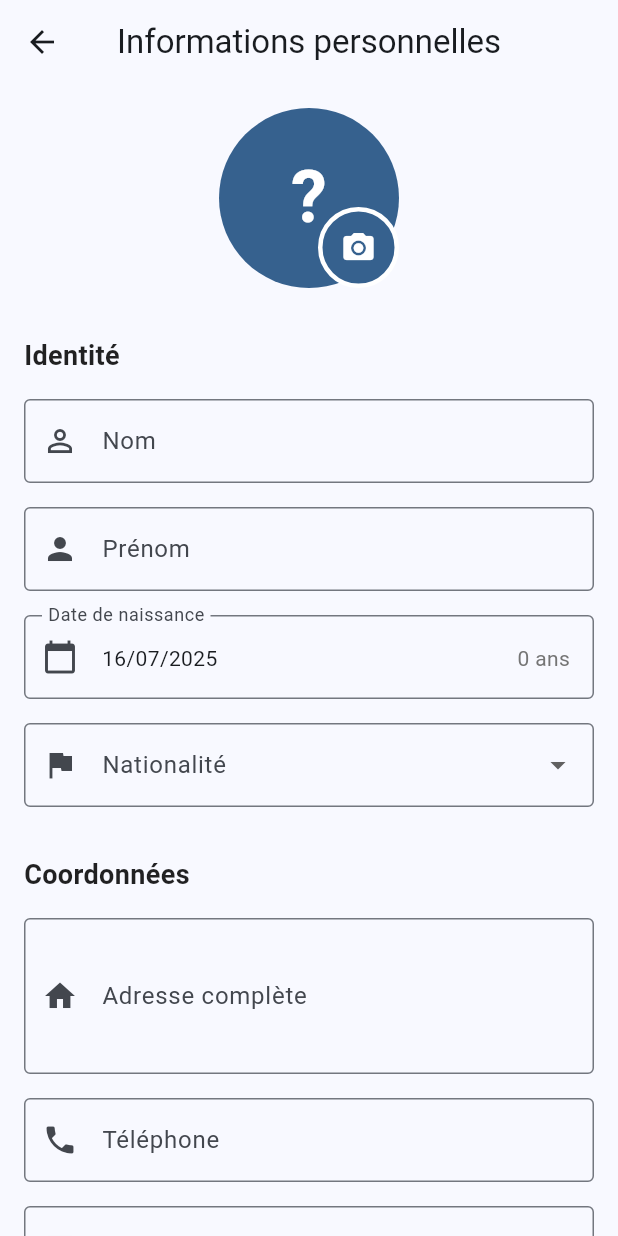
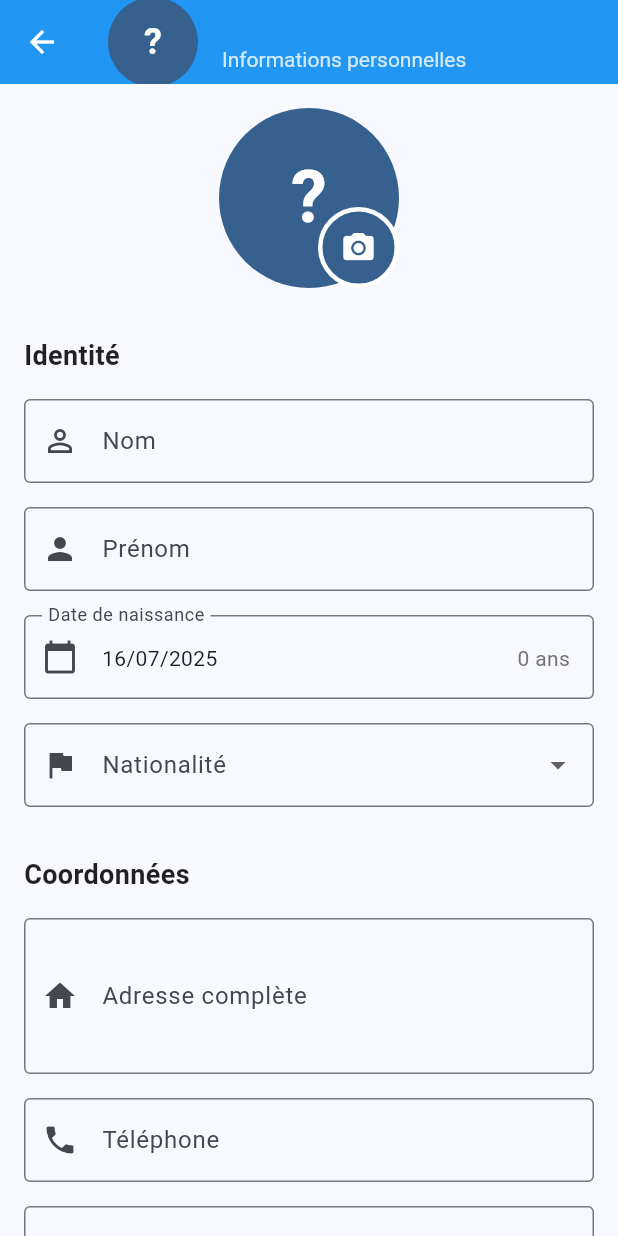
Before and after one commit to ShakaTry/job_cost, a Flutter app: the ProfileDetailScreen screen opened directly with empty values, after a tap on "Informations personnelles", on a phone screen of 412 x 824 dp. Run offline on Flutter 3.47's test engine with Material 3 defaults, Android fonts, the phone set to English and light mode, and no system bars; our stand-ins replace shared_preferences; accounts and stored records are empty.

Commit message:
style: Uniform AppBar design across all screens
- Apply consistent blue AppBar style to all screens
- Add profile avatar in AppBar for screens with selected profile
- Use backgroundColor: Colors.blue, foregroundColor: Colors.white
- Set elevation: 0 for flat design
- Keep centerTitle for profile selection screen

🤖 Generated with [Claude Code](https://claude.ai/code)

Co-Authored-By: Claude <noreply@anthropic.com>

```diff
--- a/lib/screens/personal_info_screen.dart
+++ b/lib/screens/personal_info_screen.dart
@@ -154,8 +154,40 @@ class _PersonalInfoScreenState extends State<PersonalInfoScreen> {
       },
       child: Scaffold(
       appBar: AppBar(
-        title: const Text(AppStrings.personalInfoTitle),
-        centerTitle: true,
+        backgroundColor: Colors.blue,
+        foregroundColor: Colors.white,
+        elevation: 0,
+        title: Row(
+          children: [
+            ProfileAvatar(
+              firstName: _modifiedProfile.firstName,
+              radius: AppConstants.smallAvatarRadius,
+              fontSize: AppConstants.smallAvatarFontSize,
+            ),
+            const SizedBox(width: AppConstants.defaultPadding),
+            Expanded(
+              child: Column(
+                crossAxisAlignment: CrossAxisAlignment.start,
+                children: [
+                  Text(
+                    _modifiedProfile.fullName,
+                    style: const TextStyle(
+                      fontSize: 18,
+                      fontWeight: FontWeight.bold,
+                    ),
+                  ),
+                  Text(
+                    AppStrings.personalInfoTitle,
+                    style: TextStyle(
+                      fontSize: 14,
+                      color: Colors.white.withValues(alpha: 0.8),
+                    ),
+                  ),
+                ],
+              ),
+            ),
+          ],
+        ),
       ),
       body: SingleChildScrollView(
         padding: const EdgeInsets.all(16.0),
--- a/lib/screens/profile_detail_screen.dart
+++ b/lib/screens/profile_detail_screen.dart
@@ -3,6 +3,7 @@ import '../models/user_profile.dart';
 import '../widgets/profile_avatar.dart';
 import '../widgets/info_container.dart';
 import '../constants/app_strings.dart';
+import '../constants/app_constants.dart';
 import 'personal_info_screen.dart';
 import 'professional_situation_screen.dart';
 
@@ -38,8 +39,28 @@ class _ProfileDetailScreenState extends State<ProfileDetailScreen> {
       },
       child: Scaffold(
       appBar: AppBar(
-        title: Text(profile.fullName),
-        centerTitle: true,
+        backgroundColor: Colors.blue,
+        foregroundColor: Colors.white,
+        elevation: 0,
+        title: Row(
+          children: [
+            ProfileAvatar(
+              firstName: profile.firstName,
+              radius: AppConstants.smallAvatarRadius,
+              fontSize: AppConstants.smallAvatarFontSize,
+            ),
+            const SizedBox(width: AppConstants.defaultPadding),
+            Expanded(
+              child: Text(
+                profile.fullName,
+                style: const TextStyle(
+                  fontSize: 18,
+                  fontWeight: FontWeight.bold,
+                ),
+              ),
+            ),
+          ],
+        ),
       ),
       body: SingleChildScrollView(
         child: Padding(
--- a/lib/screens/profile_selection_screen.dart
+++ b/lib/screens/profile_selection_screen.dart
@@ -47,6 +47,9 @@ class _ProfileSelectionScreenState extends State<ProfileSelectionScreen> {
     if (_isLoading) {
       return Scaffold(
         appBar: AppBar(
+          backgroundColor: Colors.blue,
+          foregroundColor: Colors.white,
+          elevation: 0,
           title: const Text(AppStrings.selectProfileTitle),
           centerTitle: true,
         ),
@@ -58,6 +61,9 @@ class _ProfileSelectionScreenState extends State<ProfileSelectionScreen> {
 
     return Scaffold(
       appBar: AppBar(
+        backgroundColor: Colors.blue,
+        foregroundColor: Colors.white,
+        elevation: 0,
         title: const Text(AppStrings.selectProfileTitle),
         centerTitle: true,
       ),
```
